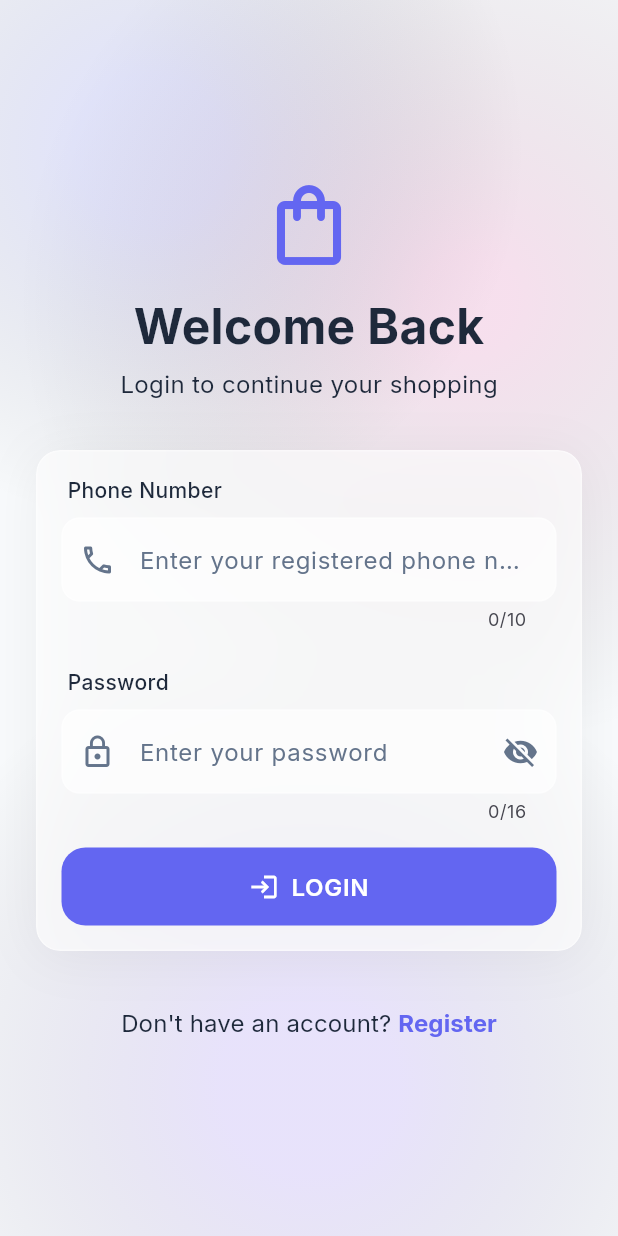
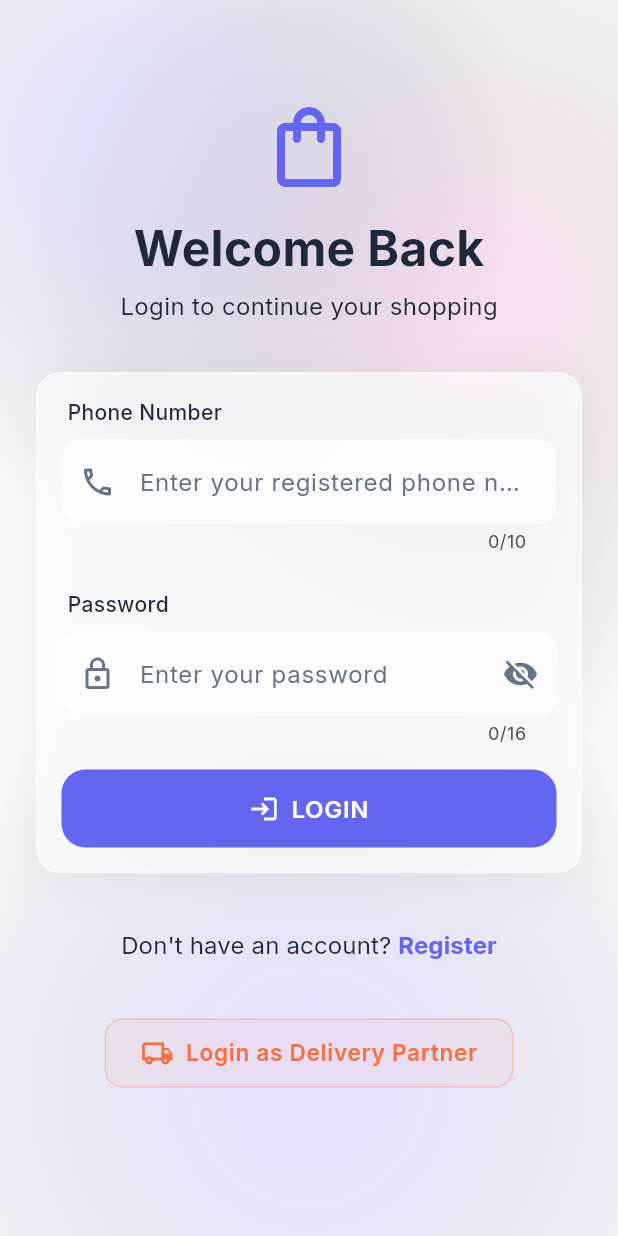
Before and after one commit to heyrajaman/e_commerce_android, a Flutter app: the screen it shows after launch, on a phone screen of 412 x 824 dp. Run offline on Flutter 3.47's test engine with Material 3 defaults, Android fonts, the phone set to English and light mode, and no system bars; drawn by our look-alikes of flutter_animate, flutter_form_builder; our stand-ins replace cached_network_image, cookie_jar, dio, equatable, flutter_bloc, flutter_dotenv and 10 more; missing offline and left inert: razorpay_flutter; network calls fail.

Commit message:
delivery login done

```diff
--- a/lib/core/constants/api_endpoints.dart
+++ b/lib/core/constants/api_endpoints.dart
@@ -39,7 +39,7 @@ class ApiEndpoints {
   static const String adminLogin = '/api/admin/login';
   static const String adminDashboardStats = '/api/admin/dashboard/stats';
   static const String adminVendors = '/api/admin/vendors';
-  static const String deliveryLogin = '/api/delivery/login';
+  static const String deliveryLogin = '/api/orders/delivery/login';
 
   static String approveVendor(String id) => '/api/admin/vendors/$id/approve';
 
--- a/lib/features/auth/presentation/bloc/auth_bloc.dart
+++ b/lib/features/auth/presentation/bloc/auth_bloc.dart
@@ -19,6 +19,7 @@ class AuthBloc extends Bloc<AuthEvent, AuthState> {
     on<AuthLoginRequested>(_onLoginRequested);
     on<AuthRegisterRequested>(_onRegisterRequested);
     on<AuthLogoutRequested>(_onLogoutRequested);
+    on<AuthDeliveryLoginRequested>(_onDeliveryLoginRequested);
   }
 
   Future<void> _onCheckStatusRequested(
@@ -91,4 +92,20 @@ class AuthBloc extends Bloc<AuthEvent, AuthState> {
       emit(const AuthUnauthenticated());
     }
   }
+
+  Future<void> _onDeliveryLoginRequested(
+    AuthDeliveryLoginRequested event,
+    Emitter<AuthState> emit,
+  ) async {
+    emit(const AuthLoading());
+    try {
+      final user = await _authRepository.loginDeliveryBoy(
+        event.phone,
+        event.password,
+      );
+      emit(AuthAuthenticated(user));
+    } catch (e) {
+      emit(AuthError(e.toString()));
+    }
+  }
 }
--- a/lib/features/auth/presentation/bloc/auth_event.dart
+++ b/lib/features/auth/presentation/bloc/auth_event.dart
@@ -18,6 +18,16 @@ class AuthLoginRequested extends AuthEvent {
   final String password;
 
   const AuthLoginRequested({required this.phone, required this.password});
+
+  @override
+  List<Object> get props => [phone, password];
+}
+
+class AuthDeliveryLoginRequested extends AuthEvent {
+  final String phone;
+  final String password;
+
+  const AuthDeliveryLoginRequested(this.phone, this.password);
 
   @override
   List<Object> get props => [phone, password];
--- a/lib/features/auth/presentation/screens/login_screen.dart
+++ b/lib/features/auth/presentation/screens/login_screen.dart
@@ -228,6 +228,51 @@ class _LoginScreenState extends State<LoginScreen> {
                   ),
                 ),
               ).animate().fadeIn(delay: const Duration(milliseconds: 400)),
+
+              const SizedBox(height: 24),
+              Center(
+                child: TextButton.icon(
+                  onPressed: () {
+                    context.push('/delivery-login');
+                  },
+                  icon: const Icon(
+                    Icons.local_shipping_outlined,
+                    color: Colors.deepOrangeAccent,
+                    // A distinct color for delivery
+                    size: 22,
+                  ),
+                  label: const Text(
+                    'Login as Delivery Partner',
+                    style: TextStyle(
+                      color: Colors.deepOrangeAccent,
+                      fontWeight: FontWeight.w600,
+                      fontSize: 15,
+                      letterSpacing: 0.5,
+                    ),
+                  ),
+                  style: TextButton.styleFrom(
+                    padding: const EdgeInsets.symmetric(
+                      horizontal: 24,
+                      vertical: 12,
+                    ),
+                    backgroundColor: Colors.deepOrangeAccent.withValues(
+                      alpha: 0.05,
+                    ),
+                    // Soft tint
+                    shape: RoundedRectangleBorder(
+                      borderRadius: BorderRadius.circular(12),
+                      // Smooth rounded corners
+                      side: BorderSide(
+                        color: Colors.deepOrangeAccent.withValues(
+                          alpha: 0.3,
+                        ), // Subtle border
+                      ),
+                    ),
+                    elevation: 0,
+                  ),
+                ),
+              ),
+              const SizedBox(height: 32),
             ],
           ),
         ),
```
Also changed, not shown: lib/core/routing/app_router.dart (+52 -29 lines), lib/features/auth/data/repositories/auth_repository.dart (+30 -0 lines), lib/features/auth/presentation/screens/delivery_login_screen.dart (added, +164 -0 lines), lib/features/delivery/presentation/screens/delivery_dashboard_screen.dart (added, +86 -0 lines).
